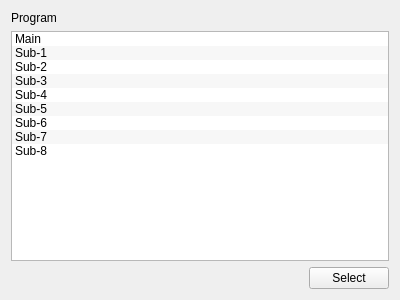
GaussCheng/2-5AxisPunch, file hcinstruction/icprogramselector.ui: the form before one commit.
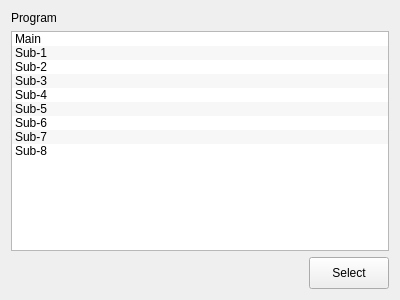
The form after the commit.

Patch:
```diff
--- a/hcinstruction/icprogramselector.ui
+++ b/hcinstruction/icprogramselector.ui
@@ -93,6 +93,12 @@
      </item>
      <item>
       <widget class="QPushButton" name="selectButton">
+       <property name="minimumSize">
+        <size>
+         <width>80</width>
+         <height>32</height>
+        </size>
+       </property>
        <property name="text">
         <string>Select</string>
        </property>
```
